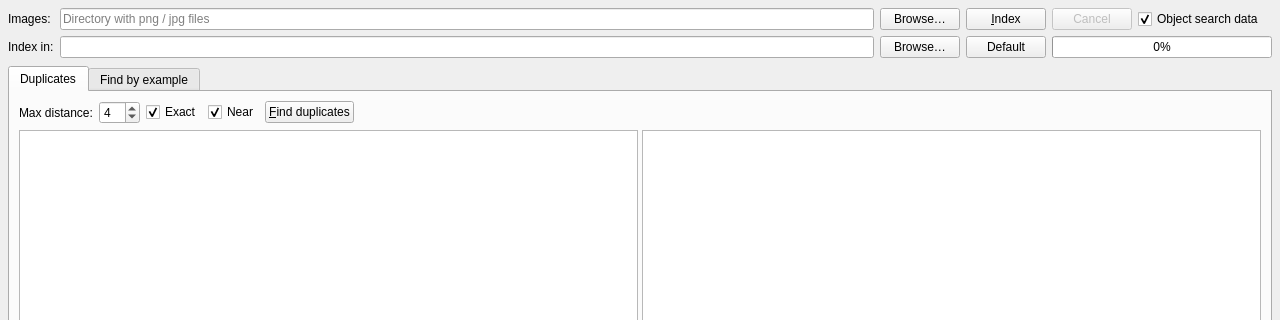
First picture: the form in src/gui/MainWindow.ui, repository ilyin1980/Argus, before the edit; both pictures show x 0 to 1280 and y 0 to 320 of the 1280 by 820 pixel window.
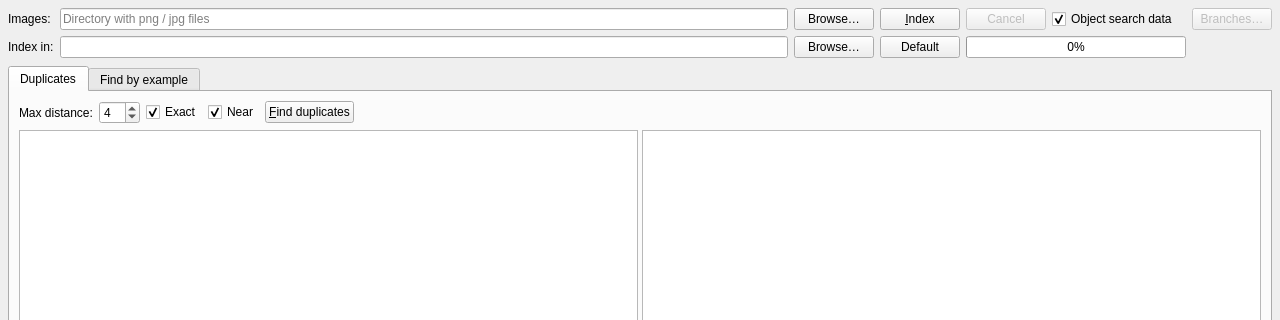
Second picture: the form after the edit. Custom widgets are drawn as their Qt base class.

Commit message: Index and search the images in other git branches

```diff
--- a/src/gui/MainWindow.ui
+++ b/src/gui/MainWindow.ui
@@ -35,7 +35,7 @@
     </property>
     <item>
      <widget class="QWidget" name="toolbar" native="true">
-      <layout class="QGridLayout" name="toolbarLayout" columnstretch="0,1,0,0,0,0">
+      <layout class="QGridLayout" name="toolbarLayout" columnstretch="0,1,0,0,0,0,0">
        <property name="leftMargin">
         <number>0</number>
        </property>
@@ -142,6 +142,20 @@
          </property>
         </widget>
        </item>
+       <item row="0" column="6">
+        <widget class="QPushButton" name="branchesButton">
+         <property name="enabled">
+          <bool>false</bool>
+         </property>
+         <property name="toolTip">
+          <string>Pick which git branches to index alongside the working tree.
+Enabled only when the image folder is inside a git repository.</string>
+         </property>
+         <property name="text">
+          <string>Branches…</string>
+         </property>
+        </widget>
+       </item>
        <item row="1" column="4" colspan="2">
         <widget class="ScanProgressBar" name="progress">
          <property name="minimumSize">
```
The commit also changes 35 other files.
